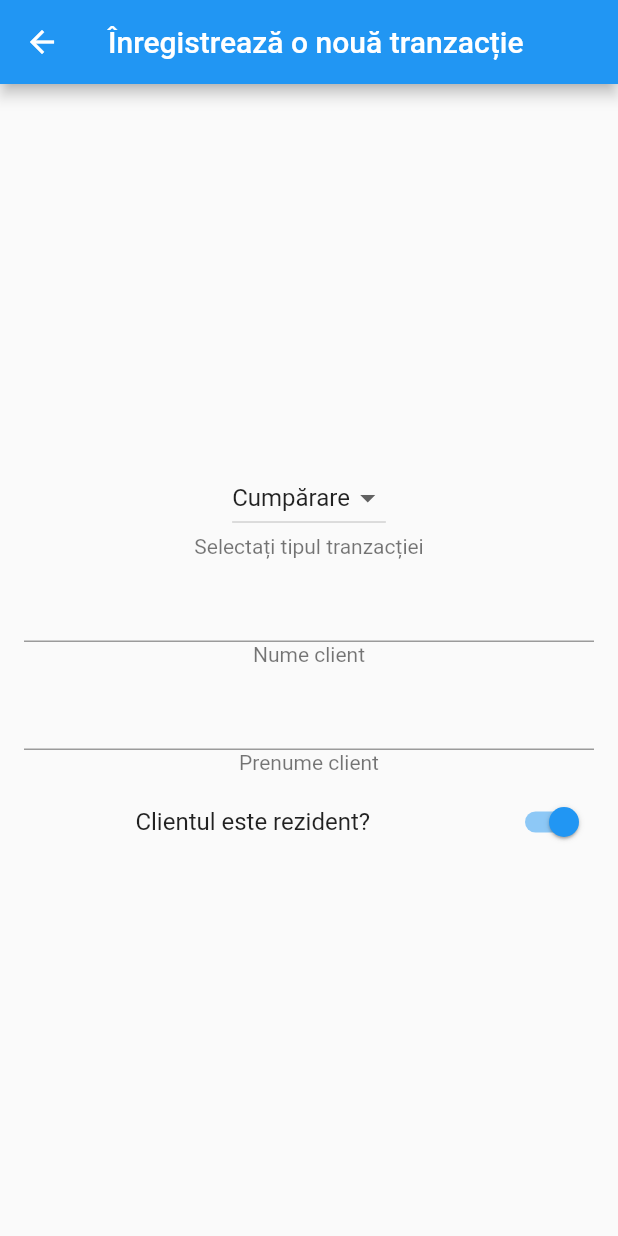
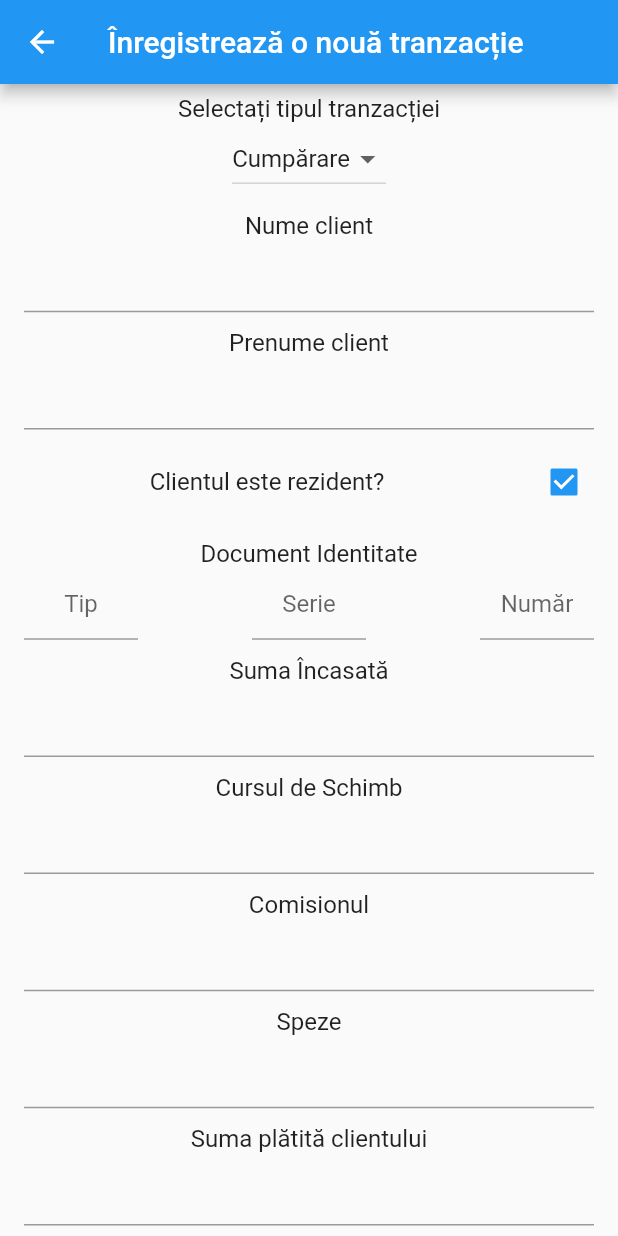
Before and after one commit to TeoChirileanu/transact_me_flutter, a Flutter app: the TransactionScreen screen opened directly, after a tap on "Clientul este rezident?", on a phone screen of 412 x 824 dp. Run offline on Flutter 3.47's test engine with Material 2 defaults, Android fonts, the phone set to English and light mode, and no system bars.

Commit message:
swap title and subtitle for greater clarity, add more fields

```diff
--- a/lib/transaction_form.dart
+++ b/lib/transaction_form.dart
@@ -14,7 +14,7 @@ class TransactionScreen extends StatelessWidget {
 }
 
 class TransactionForm extends StatefulWidget {
-  final _optiuniDeSelectare = [
+  final _tipuriDeTranzactii = [
     new DropdownMenuItem(
       child: Center(child: Text(TipTranzactie.Vanzare)),
       value: TipTranzactie.Vanzare,
@@ -30,11 +30,16 @@ class TransactionForm extends StatefulWidget {
 }
 
 class _TransactionFormState extends State<TransactionForm> {
-  var _tipulTranzactieiCurente = TipTranzactie.Cumparare;
+  var _tipTranzactie = TipTranzactie.Cumparare;
   var _numeClient = "";
   var _prenumeClient = "";
   var _clientulEsteRezident = false;
-  var _sumaIncasata = 0.0;
+  dynamic _taraRezidenta;
+  dynamic _sumaIncasata;
+  dynamic _cursSchimb;
+  dynamic _comision;
+  dynamic _sumaPlatita;
+  dynamic _speze;
 
   @override
   Widget build(BuildContext context) {
@@ -42,50 +47,139 @@ class _TransactionFormState extends State<TransactionForm> {
       child: Column(
         mainAxisAlignment: MainAxisAlignment.center,
         children: [
+          Spacer(),
           ListTile(
-            title: Center(
+            title: Center(child: Text("Selectați tipul tranzacției")),
+            subtitle: Center(
               child: DropdownButton(
-                value: _tipulTranzactieiCurente,
-                items: widget._optiuniDeSelectare,
-                onChanged: laSelectareaTipuluiDeTranzactie,
-              ),
-            ),
-            subtitle: Center(child: Text("Selectați tipul tranzacției")),
-          ),
-          ListTile(
-            subtitle: Center(child: Text("Nume client")),
-            title: Center(
-              child: TextField(
-                onChanged: (numeClient) => setState(() => _numeClient = numeClient),
-                textAlign: TextAlign.center,
+                value: _tipTranzactie,
+                items: widget._tipuriDeTranzactii,
+                onChanged: (tipTranzactie) => setState(() => _tipTranzactie = tipTranzactie),
               ),
             ),
           ),
+          Spacer(),
           ListTile(
-            subtitle: Center(child: Text("Prenume client")),
-            title: Center(
+            title: Center(child: Text("Nume client")),
+            subtitle: Center(
               child: TextField(
-                onChanged: (prenumeClient) => setState(() => _prenumeClient = prenumeClient),
                 textAlign: TextAlign.center,
+                onChanged: (numeClient) => setState(() => _numeClient = numeClient),
               ),
             ),
           ),
-          SwitchListTile(
+          Spacer(),
+          ListTile(
+            title: Center(child: Text("Prenume client")),
+            subtitle: Center(
+              child: TextField(
+                textAlign: TextAlign.center,
+                onChanged: (prenumeClient) => setState(() => _prenumeClient = prenumeClient),
+              ),
+            ),
+          ),
+          Spacer(),
+          CheckboxListTile(
             title: Center(child: Text("Clientul este rezident?")),
             value: _clientulEsteRezident,
             onChanged: (clientulEsteRezident) => setState(() => _clientulEsteRezident = clientulEsteRezident),
           ),
+          Spacer(),
+          Visibility(
+            visible: !_clientulEsteRezident,
+            child: ListTile(
+              title: Center(child: Text("Țara de rezidență a clientului")),
+              subtitle: Center(
+                child: TextField(
+                  textAlign: TextAlign.center,
+                  onSubmitted: (taraRezidenta) => setState(() => _taraRezidenta = taraRezidenta),
+                ),
+              ),
+            ),
+          ),
+          Spacer(),
+          ListTile(
+            title: Center(
+              child: Text("Document Identitate"),
+            ),
+            subtitle: Row(
+              children: [
+                Flexible(
+                  child: TextField(
+                    textAlign: TextAlign.center,
+                    decoration: InputDecoration(hintText: "Tip"),
+                  ),
+                ),
+                Spacer(),
+                Flexible(
+                  child: TextField(
+                    textAlign: TextAlign.center,
+                    decoration: InputDecoration(hintText: "Serie"),
+                  ),
+                ),
+                Spacer(),
+                Flexible(
+                  child: TextField(
+                    textAlign: TextAlign.center,
+                    decoration: InputDecoration(hintText: "Număr"),
+                  ),
+                )
+              ],
+            ),
+          ),
+          Spacer(),
+          ListTile(
+            title: Center(child: Text("Suma Încasată")),
+            subtitle: Center(
+              child: TextField(
+                textAlign: TextAlign.center,
+                onSubmitted: (sumaIncasata) => setState(() => _sumaIncasata = sumaIncasata),
+              ),
+            ),
+          ),
+          Spacer(),
+          ListTile(
+            title: Center(child: Text("Cursul de Schimb")),
+            subtitle: Center(
+              child: TextField(
+                textAlign: TextAlign.center,
+                onSubmitted: (cursSchimb) => setState(() => _cursSchimb = cursSchimb),
+              ),
+            ),
+          ),
+          Spacer(),
+          ListTile(
+            title: Center(child: Text("Comisionul")),
+            subtitle: Center(
+              child: TextField(
+                textAlign: TextAlign.center,
+                onSubmitted: (comision) => setState(() => _comision = comision),
+              ),
+            ),
+          ),
+          Spacer(),
+          ListTile(
+            title: Center(child: Text("Speze")),
+            subtitle: Center(
+              child: TextField(
+                textAlign: TextAlign.center,
+                onSubmitted: (speze) => setState(() => _speze = speze),
+              ),
+            ),
+          ),
+          Spacer(),
+          ListTile(
+            title: Center(child: Text("Suma plătită clientului")),
+            subtitle: Center(
+              child: TextField(
+                textAlign: TextAlign.center,
+                onSubmitted: (sumaPlatita) => setState(() => _sumaPlatita = sumaPlatita),
+              ),
+            ),
+          ),
+          Spacer(),
         ],
       ),
     );
   }
-
-  laSelectareaTipuluiDeTranzactie(String tipTranzactieSelectat) {
-    setState(() => _tipulTranzactieiCurente = tipTranzactieSelectat);
-
-    ScaffoldMessenger.of(context).showSnackBar(SnackBar(
-      content: Text("Ați selectat tipul de tranzactie $tipTranzactieSelectat"),
-      duration: Duration(seconds: 1),
-    ));
-  }
 }
```
